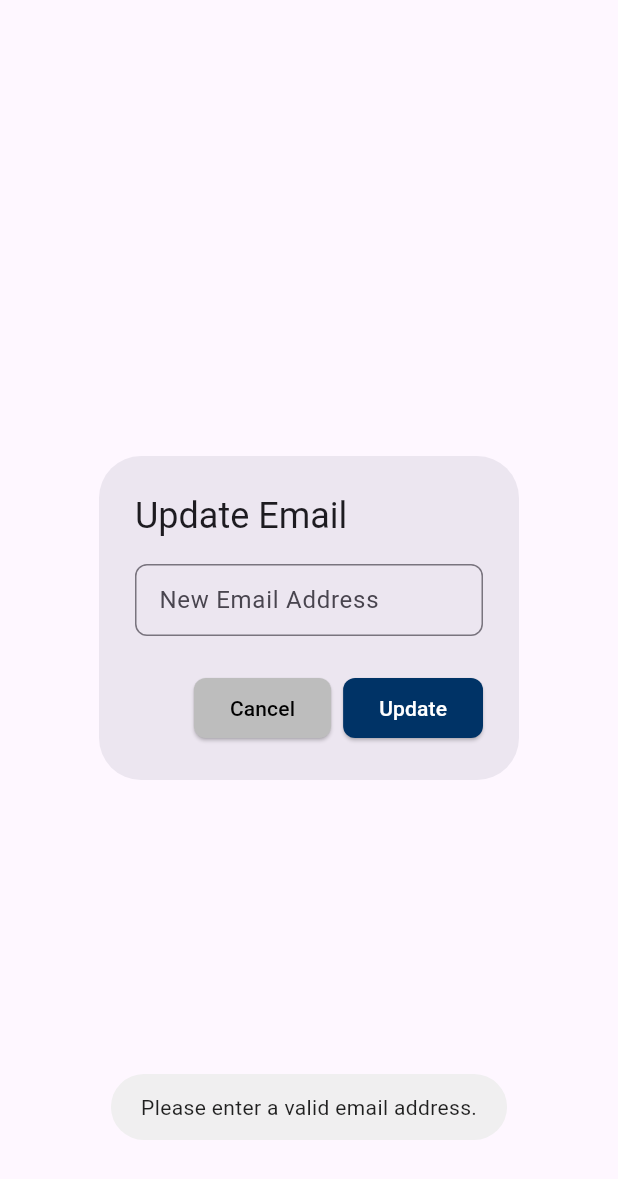
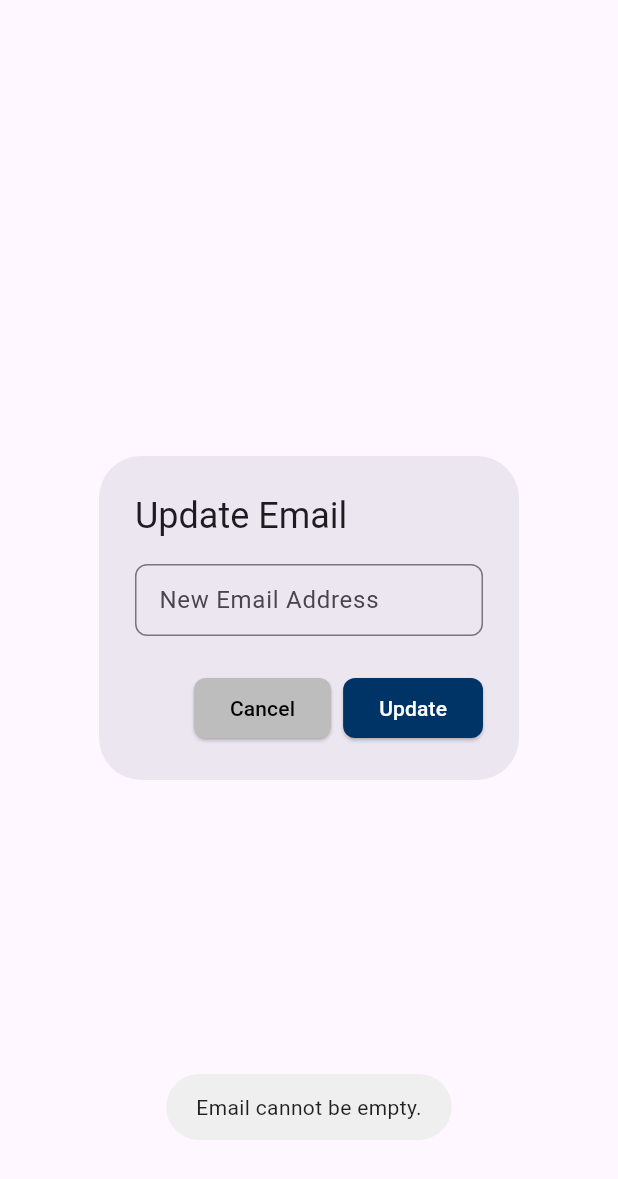
Before and after one commit to MsSoul/CAO_ADTS, a Flutter app: the UpdateEmailDialog widget shown alone on an empty page, opened directly, after a tap on "Update", on a phone screen of 412 x 824 dp. Shown: the top 1179 px of the screen. Run offline on Flutter 3.47's test engine with Material 3 defaults, Android fonts, the phone set to English and light mode, and no system bars; our stand-ins replace badges, fluttertoast, logger, shared_preferences, socket_io_client; accounts and stored records are empty; network calls fail.

Commit message:
1:10pm updated email validation

```diff
--- a/lib/dashboard.dart
+++ b/lib/dashboard.dart
@@ -28,7 +28,7 @@ class _DashboardScreenState extends State<DashboardScreen> {
   int _totalBorrowedCount = 0;
   final int _itemsPerPage = 10;
   final TextEditingController _searchController = TextEditingController();
-  String _selectedFilter = "All"; // Maintain selected filter
+  String _selectedFilter = "All";
 
   @override
   void initState() {
--- a/lib/update_email.dart
+++ b/lib/update_email.dart
@@ -18,10 +18,24 @@ class _UpdateEmailDialogState extends State<UpdateEmailDialog> {
   Future<void> _handleUpdateEmail() async {
   String email = _emailController.text.trim();
 
-    if (email.isEmpty || !email.contains('@')) {
+  // Basic empty check
+  if (email.isEmpty) {
+    Fluttertoast.showToast(msg: "Email cannot be empty.");
+    return;
+  }
+
+  // Email format validation using regex
+  final emailRegex = RegExp(r"^[\w-\.]+@([\w-]+\.)+[\w-]{2,4}$");
+  if (!emailRegex.hasMatch(email)) {
     Fluttertoast.showToast(msg: "Please enter a valid email address.");
     return;
   }
+/*
+  // Optional: If you want to block certain domains
+  if (email.endsWith("@example.com")) {
+    Fluttertoast.showToast(msg: "Emails from example.com are not allowed.");
+    return;
+  }*/
 
   setState(() {
     _isLoading = true;
@@ -46,6 +60,7 @@ class _UpdateEmailDialogState extends State<UpdateEmailDialog> {
     });
   }
 }
+
 
   @override
   Widget build(BuildContext context) {
```
Lines whose indentation alone changed are shown as unchanged.
